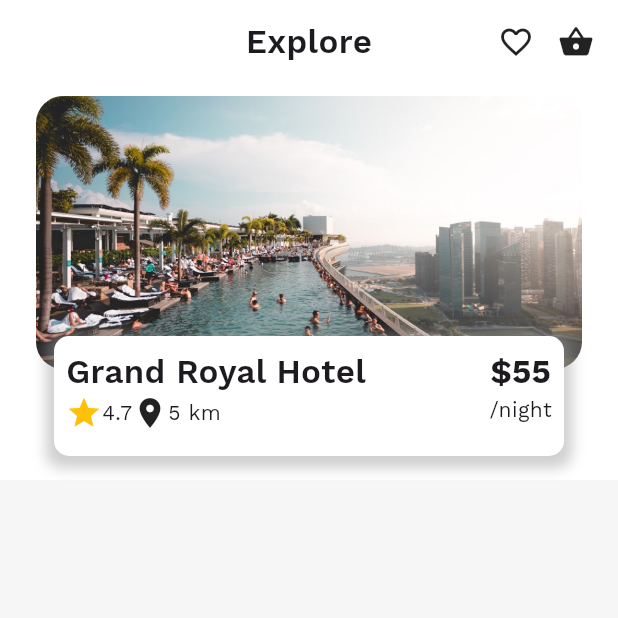
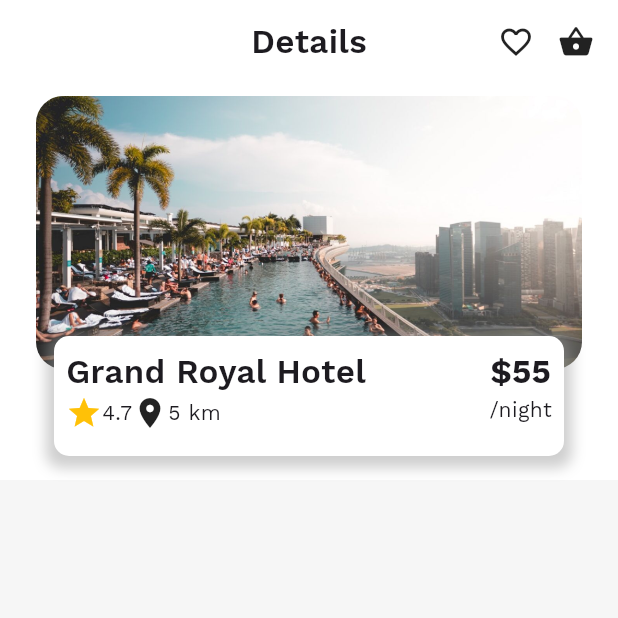
Before and after one commit to takumade/hotel-app, a Flutter app: the HotelDetailScreen screen opened directly with sample values from the repository, on a phone screen of 412 x 824 dp, the top half of it. Run offline on Flutter 3.47's test engine with Material 3 defaults, Android fonts, the phone set to English and light mode, and no system bars; our stand-ins replace flutter_rating_bar, font_awesome_flutter.

Commit message:
Add title field to app

```diff
--- a/lib/screens/home_screen.dart
+++ b/lib/screens/home_screen.dart
@@ -59,7 +59,7 @@ class _HotelHomeScreenState extends State<HotelHomeScreen>
                 },
                 child: Column(
                   children: <Widget>[
-                    CustomAppBar(),
+                    CustomAppBar(title: "Explore"),
                     Expanded(
                       child: NestedScrollView(
                         controller: _scrollController,
--- a/lib/screens/hotel_detail_screen.dart
+++ b/lib/screens/hotel_detail_screen.dart
@@ -33,7 +33,7 @@ class _HotelDetailScreenState extends State<HotelDetailScreen> {
                   FocusScope.of(context).requestFocus(FocusNode());
                 },
                 child: Column(children: <Widget>[
-                  CustomAppBar(),
+                  CustomAppBar(title: "Details"),
                   Column(
                     children: [
                       Container(
@@ -63,17 +63,20 @@ class _HotelDetailScreenState extends State<HotelDetailScreen> {
                                 Positioned.fill(
                                     top: 160,
                                     child: Container(
-                                      decoration:  BoxDecoration(
+                                        decoration: BoxDecoration(
                                           color: HotelAppTheme.buildLightTheme()
                                               .colorScheme
                                               .background,
-    borderRadius: BorderRadius.all(Radius.circular(10)),
+                                          borderRadius: BorderRadius.all(
+                                              Radius.circular(10)),
                                           boxShadow: [
                                             BoxShadow(
-        color: Colors.grey.withOpacity(0.5),
+                                              color:
+                                                  Colors.grey.withOpacity(0.5),
                                               spreadRadius: 5,
                                               blurRadius: 7,
-        offset: Offset(0, 3), // changes position of shadow
+                                              offset: Offset(0,
+                                                  3), // changes position of shadow
                                             ),
                                           ],
                                         ),
--- a/lib/widgets/general/app_bar.dart
+++ b/lib/widgets/general/app_bar.dart
@@ -4,7 +4,8 @@ import 'package:flutter/material.dart';
 import 'package:hotel_app/themes/hotel_app_theme.dart';
 
 class CustomAppBar extends StatelessWidget {
-  const CustomAppBar({super.key});
+   final String title;
+  const CustomAppBar({super.key, required this.title});
 
   @override
   Widget build(BuildContext context) {
@@ -31,7 +32,7 @@ class CustomAppBar extends StatelessWidget {
             Expanded(
               child: Center(
                 child: Text(
-                  'Explore',
+                  this.title,
                   style: TextStyle(
                     fontWeight: FontWeight.w600,
                     fontSize: 22,
```
Lines whose indentation alone changed are shown as unchanged.
